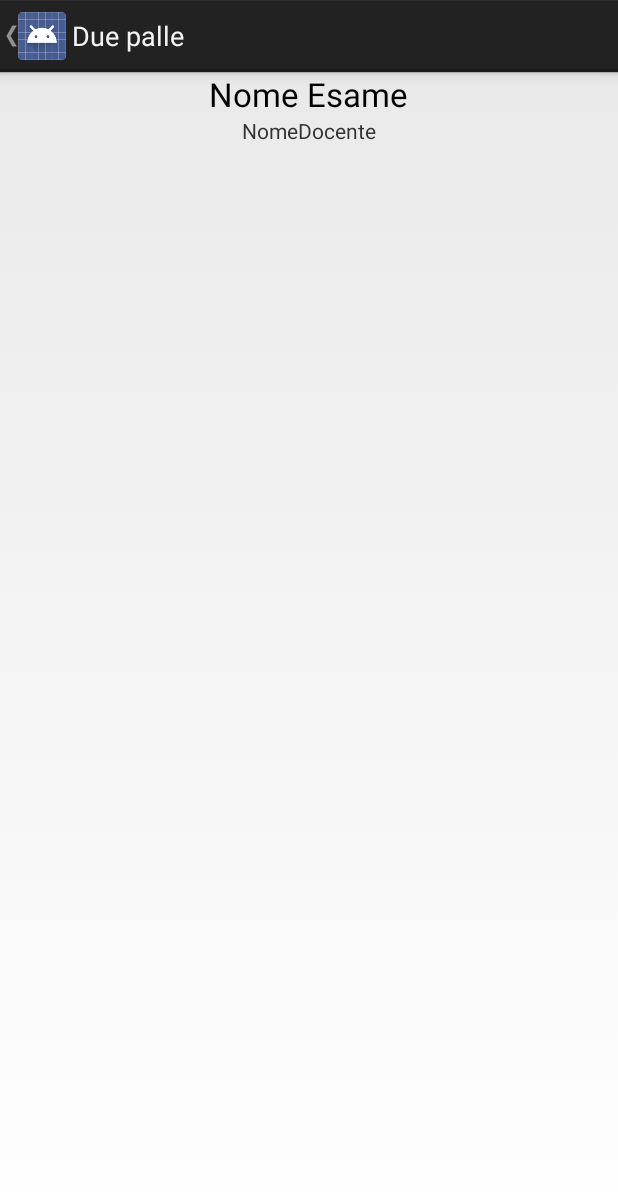
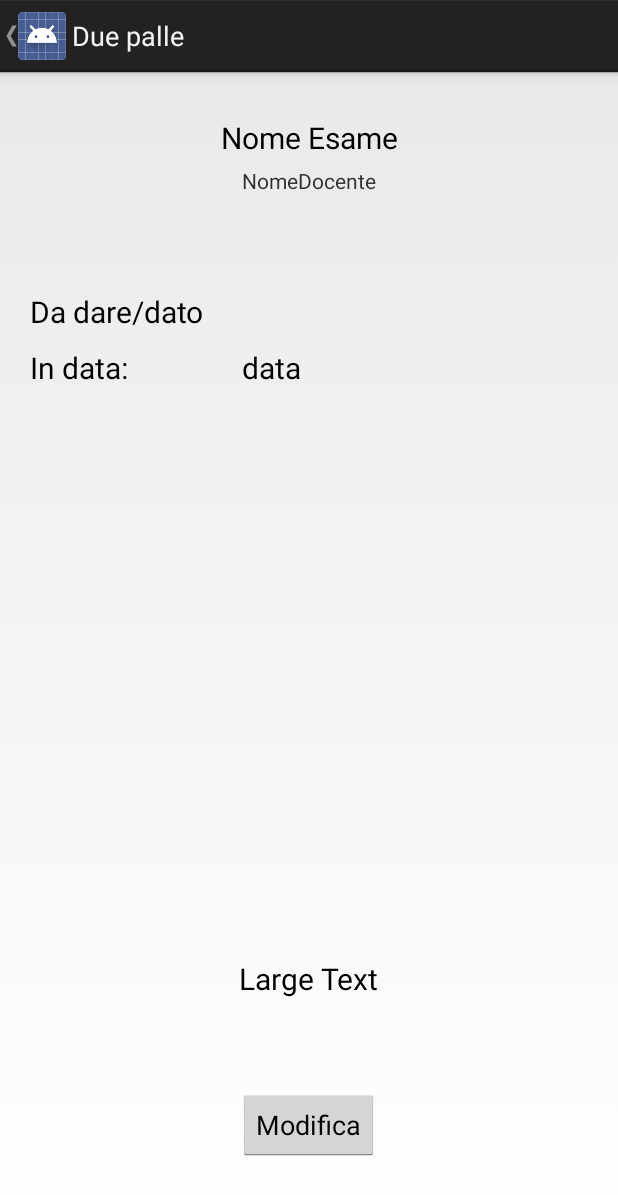
Before and after one commit to Ibbus93/IUM, an Android app: the EsameDetailActivity screen opened directly, with no data from a screen before it, on a phone screen of 412 x 824 dp. Shown: the top 1195 px of the screen. Run offline under Robolectric (Android 15) with nearby library versions, the phone set to English and light mode, and no system bars.

Commit message:
Add dynamic FragmentDetail

```diff
--- a/app/src/main/java/android/valarmorghulis/unica/it/uniapp/EsameDetailFragment.java
+++ b/app/src/main/java/android/valarmorghulis/unica/it/uniapp/EsameDetailFragment.java
@@ -52,30 +52,39 @@ public class EsameDetailFragment extends Fragment{
     public View onCreateView(LayoutInflater inflater, ViewGroup container,
             Bundle savedInstanceState) {
         View rootView = inflater.inflate(R.layout.fragment_esame_detail, container, false);
+        String aux;
 
         // Show the dummy nameExam as text in a TextView.
         if (mItem != null) {
-           // ((TextView) rootView.findViewById(R.id.to_do_textView)).setText("Ciao");
+
             ((TextView) rootView.findViewById(R.id.exam_name_textView)).setText(mItem.completeNameExam);
             ((TextView) rootView.findViewById(R.id.prof_name_textView)).setText(mItem.nameProf);
-         /*   final TextView nameExam = (TextView) getView().findViewById(R.id.exam_name_textView);
-            nameExam.setText(mItem.nameExam);
 
-            final TextView nameProf = (TextView) getView().findViewById(R.id.prof_name_textView);
-            nameExam.setText(mItem.nameProf);
 
-            final TextView toDo = (TextView) getView().findViewById(R.id.to_do_textView);
-            if(mItem.grade >= 18)
-                toDo.setText("Esame sostenuto");
+            if(mItem.done > 0) {
+                ((TextView) rootView.findViewById(R.id.to_do_textView)).setText("Esame passato");
+                ((TextView) rootView.findViewById(R.id.exam_date_textView)).setText(mItem.dateExam);
+            } else {
+                if (mItem.done < 0) {
+                    ((TextView) rootView.findViewById(R.id.to_do_textView)).setText("Esame da dare");
+                    ((TextView) rootView.findViewById(R.id.label_in_data)).setVisibility(View.INVISIBLE);
+                    ((TextView) rootView.findViewById(R.id.exam_date_textView)).setVisibility(View.INVISIBLE);
+                } else {
+                    ((TextView) rootView.findViewById(R.id.to_do_textView)).setText("Esame prenotato");
+                    ((TextView) rootView.findViewById(R.id.exam_date_textView)).setText(mItem.dateExam);
+                }
+            }
+
+            if(mItem.grade > 0)
+                if(mItem.grade < 31)
+                    if(mItem.grade == 10)
+                        ((TextView) rootView.findViewById(R.id.grade_textView)).setText("Voto: idoneità");
+                    else
+                        ((TextView) rootView.findViewById(R.id.grade_textView)).setText("Voto: "+ mItem.grade);
+                else
+                    ((TextView) rootView.findViewById(R.id.grade_textView)).setText("Voto: 30 e lode");
             else
-                toDo.setText("Esame da sostenere");
-
-            final TextView dataExam = (TextView) getView().findViewById(R.id.exam_date_textView);
-            nameExam.setText(mItem.dateExam);
-
-            final TextView grade = (TextView) getView().findViewById(R.id.grade_textView);
-            if(mItem.grade > 0)
-                nameExam.setText(mItem.grade);*/
+                ((TextView) rootView.findViewById(R.id.grade_textView)).setVisibility(View.INVISIBLE);
 
         }
 
--- a/app/src/main/res/layout/activity_esame_detail.xml
+++ b/app/src/main/res/layout/activity_esame_detail.xml
@@ -5,69 +5,4 @@
     android:layout_height="match_parent"
     tools:context="android.valarmorghulis.unica.it.uniapp.EsameDetailActivity"
     tools:ignore="MergeRootFrame" >
-<!--
-    <TextView
-        android:layout_width="wrap_content"
-        android:layout_height="wrap_content"
-        android:textAppearance="?android:attr/textAppearanceLarge"
-        android:text="NomeEsame"
-        android:id="@+id/exam_name_textView"
-        android:layout_gravity="center_horizontal"
-        android:layout_alignParentTop="true"
-        android:layout_centerHorizontal="true"
-        android:layout_marginTop="30dp" />
-
-    <TextView
-        android:layout_width="wrap_content"
-        android:layout_height="wrap_content"
-        android:text="NomeDocente"
-        android:id="@+id/prof_name_textView"
-        android:layout_gravity="center_horizontal"
-        android:layout_below="@+id/exam_name_textView"
-        android:layout_centerHorizontal="true"
-        android:layout_marginTop="5dp" />
-
-    <TextView
-        android:layout_width="wrap_content"
-        android:layout_height="wrap_content"
-        android:textAppearance="?android:attr/textAppearanceLarge"
-        android:text="Esame Sostenuto / Da sostenere"
-        android:id="@+id/to_do_textView"
-        android:layout_marginTop="54dp"
-        android:layout_below="@+id/prof_name_textView"
-        android:layout_alignParentStart="true"
-        android:layout_marginLeft="15dp"
-        android:layout_marginRight="15dp" />
-
-    <TextView
-        android:layout_width="wrap_content"
-        android:layout_height="wrap_content"
-        android:textAppearance="?android:attr/textAppearanceLarge"
-        android:text="In data: 27/09/2014"
-        android:id="@+id/exam_date_textView"
-        android:layout_below="@+id/to_do_textView"
-        android:layout_alignStart="@+id/to_do_textView"
-        android:layout_marginTop="20dp" />
-
-    <TextView
-        android:layout_width="wrap_content"
-        android:layout_height="wrap_content"
-        android:textAppearance="?android:attr/textAppearanceLarge"
-        android:text="Voto: 30"
-        android:id="@+id/grade_textView"
-        android:layout_marginTop="41dp"
-        android:layout_toStartOf="@+id/prof_name_textView"
-        android:layout_below="@+id/exam_date_textView"
-        android:layout_alignStart="@+id/exam_date_textView" />
-
-
-    <Button
-        android:layout_width="wrap_content"
-        android:layout_height="wrap_content"
-        android:text="Modifica"
-        android:id="@+id/edit_exam_button"
-        android:layout_marginBottom="41dp"
-        android:layout_alignParentBottom="true"
-        android:layout_toEndOf="@+id/grade_textView" />
-        -->
 </RelativeLayout>
--- a/app/src/main/res/layout/fragment_esame_detail.xml
+++ b/app/src/main/res/layout/fragment_esame_detail.xml
@@ -1,30 +1,23 @@
-<!--<TextView
-    xmlns:android="http://schemas.android.com/apk/res/android"
-    xmlns:tools="http://schemas.android.com/tools"
-    style="?android:attr/textAppearanceLarge"
-
-    android:layout_width="match_parent"
-    android:layout_height="match_parent"
-    android:padding="16dp"
-    android:textIsSelectable="true"
-    tools:context="android.valarmorghulis.unica.it.uniapp.EsameDetailFragment" />
--->
 <RelativeLayout
     xmlns:android="http://schemas.android.com/apk/res/android"
     xmlns:tools="http://schemas.android.com/tools"
     android:layout_width="match_parent"
     android:layout_height="match_parent"
-    android:id="@+id/esame_detail">
+    android:id="@+id/esame_detail"
+    >
 
 
     <TextView
-        android:layout_width="wrap_content"
+        android:layout_width="match_parent"
         android:layout_height="wrap_content"
         android:textAppearance="?android:attr/textAppearanceLarge"
         android:text="Nome Esame"
+        android:gravity="center_horizontal"
+        android:textSize="@dimen/text_detail_fragment"
         android:id="@+id/exam_name_textView"
         android:layout_alignParentTop="true"
-        android:layout_centerHorizontal="true" />
+        android:layout_centerHorizontal="true"
+        android:layout_marginTop="30dp" />
 
     <TextView
         android:layout_width="wrap_content"
@@ -33,7 +26,62 @@
         android:text="NomeDocente"
         android:id="@+id/prof_name_textView"
         android:layout_below="@+id/exam_name_textView"
-        android:layout_centerHorizontal="true" />
+        android:layout_centerHorizontal="true"
+        android:layout_marginTop="5dp"
+        android:layout_marginBottom="20dp" />
 
+    <TextView
+        android:layout_width="wrap_content"
+        android:layout_height="wrap_content"
+        android:textAppearance="?android:attr/textAppearanceLarge"
+        android:text="Da dare/dato"
+        android:textSize="@dimen/text_detail_fragment"
+        android:id="@+id/to_do_textView"
+        android:layout_below="@+id/prof_name_textView"
+        android:layout_alignParentStart="true"
+        android:layout_marginTop="44dp"
+        android:layout_marginLeft="20dp" />
+
+    <TextView
+        android:layout_width="wrap_content"
+        android:layout_height="wrap_content"
+        android:textAppearance="?android:attr/textAppearanceLarge"
+        android:text="In data:"
+        android:textSize="@dimen/text_detail_fragment"
+        android:id="@+id/label_in_data"
+        android:layout_below="@+id/to_do_textView"
+        android:layout_alignParentStart="true"
+        android:layout_marginLeft="20dp"
+        android:layout_marginTop="10dp" />
+
+    <TextView
+        android:layout_width="wrap_content"
+        android:layout_height="wrap_content"
+        android:textAppearance="?android:attr/textAppearanceLarge"
+        android:text="data"
+        android:textSize="@dimen/text_detail_fragment"
+        android:id="@+id/exam_date_textView"
+        android:layout_alignTop="@+id/label_in_data"
+        android:layout_alignStart="@+id/prof_name_textView" />
+
+    <TextView
+        android:layout_width="wrap_content"
+        android:layout_height="wrap_content"
+        android:textAppearance="?android:attr/textAppearanceLarge"
+        android:text="Large Text"
+        android:id="@+id/grade_textView"
+        android:layout_above="@+id/button"
+        android:layout_centerHorizontal="true"
+        android:layout_marginBottom="60dp"
+        android:textSize="@dimen/text_detail_fragment"/>
+
+    <Button
+        android:layout_width="wrap_content"
+        android:layout_height="wrap_content"
+        android:text="Modifica"
+        android:id="@+id/button"
+        android:layout_alignParentBottom="true"
+        android:layout_centerHorizontal="true"
+        android:layout_marginBottom="50dp" />
 
 </RelativeLayout>
--- a/app/src/main/res/values/dimens.xml
+++ b/app/src/main/res/values/dimens.xml
@@ -6,4 +6,5 @@
     <dimen name="button_menu_size">140dp</dimen>
     <dimen name="menu_space_under_buttons">40px</dimen>
     <dimen name="menu_space_value">25px</dimen>
+    <dimen name="text_detail_fragment">30px</dimen>
 </resources>
```
Also changed, not shown: app/src/main/java/android/valarmorghulis/unica/it/uniapp/dummy/DummyContent.java (+47 -8 lines), 16 other files.
